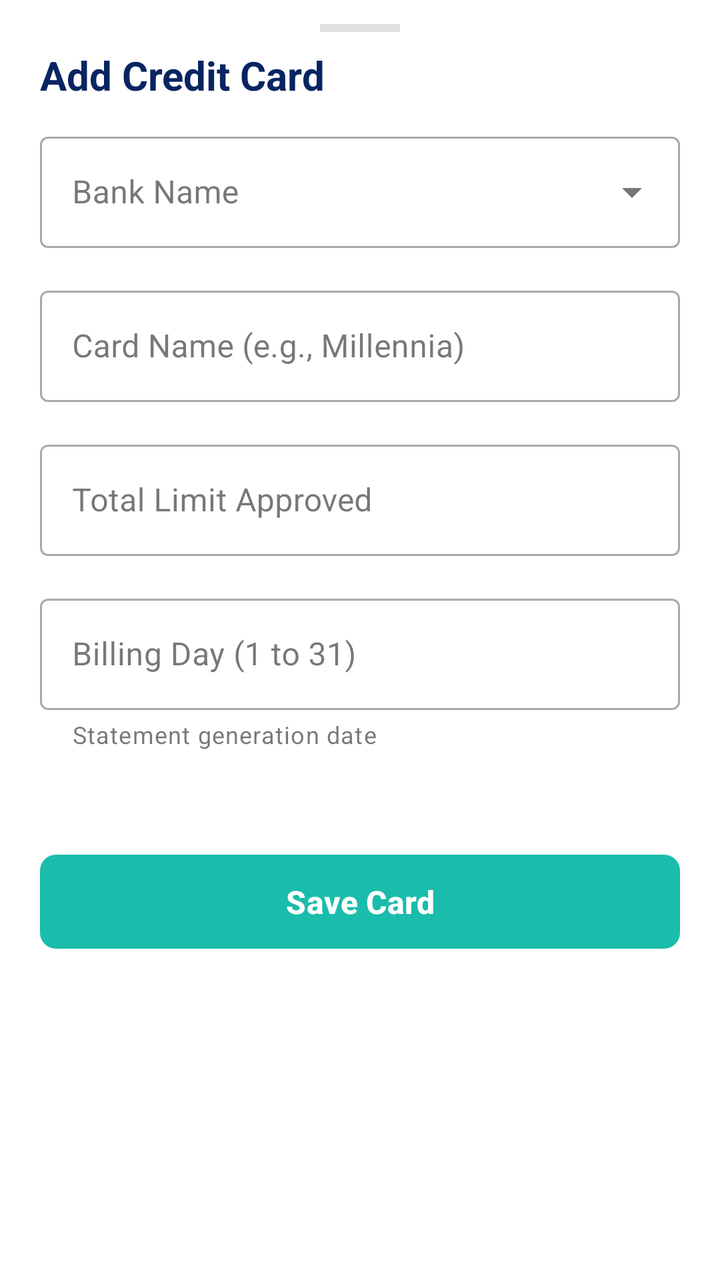
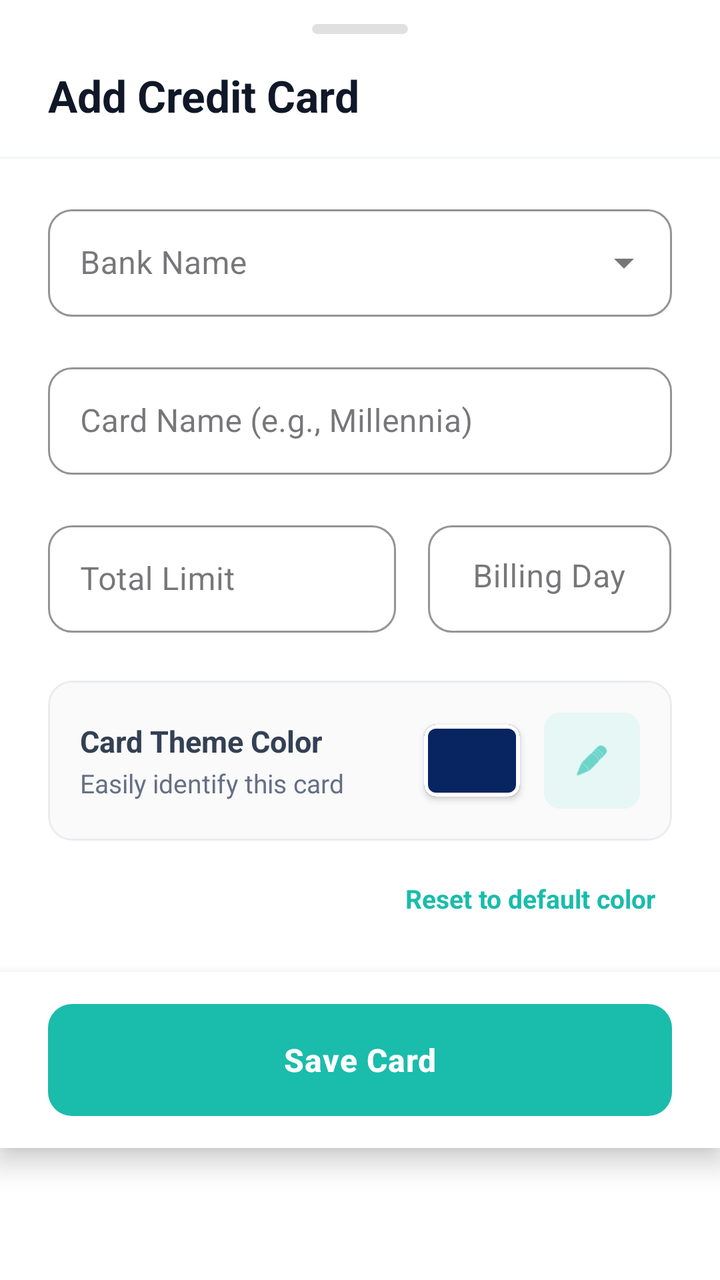

Compare the two renders of this Android layout. The source of the first and the diff that turns it into the second are given below.
<!-- AndroidManifest.xml: application theme Theme.FinTrack -->
<!-- res/layout/dialog_add_edit_card.xml -->
<?xml version="1.0" encoding="utf-8"?>
<LinearLayout
    xmlns:android="http://schemas.android.com/apk/res/android"
    xmlns:app="http://schemas.android.com/apk/res-auto"
    xmlns:tools="http://schemas.android.com/tools"
    android:layout_width="match_parent"
    android:layout_height="wrap_content"
    android:background="#FFFFFF"
    android:orientation="vertical"
    tools:ignore="HardcodedText, ContentDescription">

    
    <View
        android:layout_width="40dp"
        android:layout_height="4dp"
        android:layout_gravity="center_horizontal"
        android:layout_marginTop="12dp"
        android:layout_marginBottom="8dp"
        android:background="#E0E0E0" />

    
    <TextView
        android:id="@+id/tvCardSheetTitle"
        android:layout_width="match_parent"
        android:layout_height="wrap_content"
        android:paddingHorizontal="20dp"
        android:paddingBottom="12dp"
        android:text="Add Credit Card"
        android:textColor="#082561"
        android:textSize="20sp"
        android:textStyle="bold" />

    
    <androidx.core.widget.NestedScrollView
        android:layout_width="match_parent"
        android:layout_height="wrap_content"
        android:fillViewport="true"
        android:maxHeight="450dp">

        <LinearLayout
            android:layout_width="match_parent"
            android:layout_height="wrap_content"
            android:orientation="vertical"
            android:paddingHorizontal="20dp"
            android:paddingBottom="12dp">

            
            <com.google.android.material.textfield.TextInputLayout
                style="@style/Widget.MaterialComponents.TextInputLayout.OutlinedBox.ExposedDropdownMenu"
                android:layout_width="match_parent"
                android:layout_height="wrap_content"
                android:layout_marginBottom="16dp"
                android:hint="Bank Name">

                <com.google.android.material.textfield.MaterialAutoCompleteTextView
                    android:id="@+id/spinSheetBankName"
                    android:layout_width="match_parent"
                    android:layout_height="wrap_content"
                    android:inputType="none"
                    android:textColor="#082561" />
            </com.google.android.material.textfield.TextInputLayout>

            
            <com.google.android.material.textfield.TextInputLayout
                style="@style/Widget.MaterialComponents.TextInputLayout.OutlinedBox"
                android:layout_width="match_parent"
                android:layout_height="wrap_content"
                android:layout_marginBottom="16dp"
                android:hint="Card Name (e.g., Millennia)">

                <com.google.android.material.textfield.TextInputEditText
                    android:id="@+id/etSheetCardName"
                    android:layout_width="match_parent"
                    android:layout_height="wrap_content"
                    android:inputType="textCapWords"
                    android:textColor="#082561" />
            </com.google.android.material.textfield.TextInputLayout>

            
            <com.google.android.material.textfield.TextInputLayout
                style="@style/Widget.MaterialComponents.TextInputLayout.OutlinedBox"
                android:layout_width="match_parent"
                android:layout_height="wrap_content"
                android:layout_marginBottom="16dp"
                android:hint="Total Limit Approved"
                app:prefixText="₹ ">

                <com.google.android.material.textfield.TextInputEditText
                    android:id="@+id/etSheetTotalLimit"
                    android:layout_width="match_parent"
                    android:layout_height="wrap_content"
                    android:inputType="numberDecimal"
                    android:textColor="#082561" />
            </com.google.android.material.textfield.TextInputLayout>

            
            <com.google.android.material.textfield.TextInputLayout
                style="@style/Widget.MaterialComponents.TextInputLayout.OutlinedBox"
                android:layout_width="match_parent"
                android:layout_height="wrap_content"
                android:layout_marginBottom="16dp"
                android:hint="Billing Day (1 to 31)"
                app:helperText="Statement generation date">

                <com.google.android.material.textfield.TextInputEditText
                    android:id="@+id/etSheetBillingDay"
                    android:layout_width="match_parent"
                    android:layout_height="wrap_content"
                    android:inputType="number"
                    android:maxLength="2"
                    android:textColor="#082561" />
            </com.google.android.material.textfield.TextInputLayout>

        </LinearLayout>
    </androidx.core.widget.NestedScrollView>

    
    <LinearLayout
        android:layout_width="match_parent"
        android:layout_height="wrap_content"
        android:padding="20dp"
        android:background="#FFFFFF">

        <com.google.android.material.button.MaterialButton
            android:id="@+id/btnSheetSaveCard"
            android:layout_width="match_parent"
            android:layout_height="55dp"
            android:text="Save Card"
            android:textColor="#FFFFFF"
            android:textSize="16sp"
            android:textStyle="bold"
            app:backgroundTint="#1abcab"
            app:cornerRadius="8dp" />
    </LinearLayout>

</LinearLayout>
<!-- resources referenced by this layout -->
<resources>
  <style name="Theme.FinTrack" parent="Base.Theme.FinTrack" />
  <style name="Base.Theme.FinTrack" parent="Theme.Material3.Light.NoActionBar">
          
          <item name="colorPrimary">#082561</item>
          <item name="colorSecondary">#1ABCAB</item>
  
          
          <item name="android:windowLightStatusBar">true</item>
          <item name="android:statusBarColor">#FFFFFF</item>
      </style>
</resources>

<!-- the commit's change to res/layout/dialog_add_edit_card.xml (unified diff, before → after) -->
@@ -10,38 +10,49 @@
     tools:ignore="HardcodedText, ContentDescription">
 
     
-    <View
-        android:layout_width="40dp"
-        android:layout_height="4dp"
+    <com.google.android.material.card.MaterialCardView
+        android:layout_width="48dp"
+        android:layout_height="5dp"
         android:layout_gravity="center_horizontal"
         android:layout_marginTop="12dp"
-        android:layout_marginBottom="8dp"
-        android:background="#E0E0E0" />
+        android:layout_marginBottom="16dp"
+        app:cardBackgroundColor="#E0E0E0"
+        app:cardCornerRadius="2.5dp"
+        app:cardElevation="0dp"
+        app:strokeWidth="0dp" />
 
     
     <TextView
         android:id="@+id/tvCardSheetTitle"
         android:layout_width="match_parent"
         android:layout_height="wrap_content"
-        android:paddingHorizontal="20dp"
-        android:paddingBottom="12dp"
+        android:paddingHorizontal="24dp"
+        android:paddingBottom="16dp"
         android:text="Add Credit Card"
-        android:textColor="#082561"
-        android:textSize="20sp"
+        android:textColor="#101828"
+        android:textSize="22sp"
         android:textStyle="bold" />
+
+    
+    <View
+        android:layout_width="match_parent"
+        android:layout_height="1dp"
+        android:background="#F2F4F7" />
 
     
     <androidx.core.widget.NestedScrollView
         android:layout_width="match_parent"
         android:layout_height="wrap_content"
         android:fillViewport="true"
-        android:maxHeight="450dp">
+        android:overScrollMode="never"
+        android:maxHeight="550dp">
 
         <LinearLayout
             android:layout_width="match_parent"
             android:layout_height="wrap_content"
             android:orientation="vertical"
-            android:paddingHorizontal="20dp"
+            android:paddingHorizontal="24dp"
+            android:paddingTop="20dp"
             android:paddingBottom="12dp">
 
             
@@ -49,15 +60,24 @@
                 style="@style/Widget.MaterialComponents.TextInputLayout.OutlinedBox.ExposedDropdownMenu"
                 android:layout_width="match_parent"
                 android:layout_height="wrap_content"
-                android:layout_marginBottom="16dp"
-                android:hint="Bank Name">
+                android:layout_marginBottom="20dp"
+                android:hint="Bank Name"
+                app:boxCornerRadiusBottomEnd="12dp"
+                app:boxCornerRadiusBottomStart="12dp"
+                app:boxCornerRadiusTopEnd="12dp"
+                app:boxCornerRadiusTopStart="12dp"
+                app:boxStrokeColor="#1abcab"
+                app:hintTextColor="#1abcab">
 
                 <com.google.android.material.textfield.MaterialAutoCompleteTextView
                     android:id="@+id/spinSheetBankName"
                     android:layout_width="match_parent"
                     android:layout_height="wrap_content"
                     android:inputType="none"
-                    android:textColor="#082561" />
+                    android:paddingTop="16dp"
+                    android:paddingBottom="16dp"
+                    android:textColor="#101828"
+                    android:textSize="16sp" />
             </com.google.android.material.textfield.TextInputLayout>
 
             
@@ -65,51 +85,182 @@
                 style="@style/Widget.MaterialComponents.TextInputLayout.OutlinedBox"
                 android:layout_width="match_parent"
                 android:layout_height="wrap_content"
-                android:layout_marginBottom="16dp"
-                android:hint="Card Name (e.g., Millennia)">
+                android:layout_marginBottom="20dp"
+                android:hint="Card Name (e.g., Millennia)"
+                app:boxCornerRadiusBottomEnd="12dp"
+                app:boxCornerRadiusBottomStart="12dp"
+                app:boxCornerRadiusTopEnd="12dp"
+                app:boxCornerRadiusTopStart="12dp"
+                app:boxStrokeColor="#1abcab"
+                app:hintTextColor="#1abcab">
 
                 <com.google.android.material.textfield.TextInputEditText
                     android:id="@+id/etSheetCardName"
                     android:layout_width="match_parent"
                     android:layout_height="wrap_content"
                     android:inputType="textCapWords"
-                    android:textColor="#082561" />
+                    android:paddingTop="16dp"
+                    android:paddingBottom="16dp"
+                    android:textColor="#101828"
+                    android:textSize="16sp" />
             </com.google.android.material.textfield.TextInputLayout>
 
             
-            <com.google.android.material.textfield.TextInputLayout
-                style="@style/Widget.MaterialComponents.TextInputLayout.OutlinedBox"
-                android:layout_width="match_parent"
-                android:layout_height="wrap_content"
-                android:layout_marginBottom="16dp"
-                android:hint="Total Limit Approved"
-                app:prefixText="₹ ">
-
-                <com.google.android.material.textfield.TextInputEditText
-                    android:id="@+id/etSheetTotalLimit"
+            <LinearLayout
+                android:layout_width="match_parent"
+                android:layout_height="wrap_content"
+                android:orientation="horizontal"
+                android:baselineAligned="false"
+                android:layout_marginBottom="24dp">
+
+                
+                <com.google.android.material.textfield.TextInputLayout
+                    style="@style/Widget.MaterialComponents.TextInputLayout.OutlinedBox"
+                    android:layout_width="0dp"
+                    android:layout_height="wrap_content"
+                    android:layout_weight="1"
+                    android:layout_marginEnd="8dp"
+                    android:hint="Total Limit"
+                    app:prefixText="₹ "
+                    app:prefixTextColor="#667085"
+                    app:boxCornerRadiusBottomEnd="12dp"
+                    app:boxCornerRadiusBottomStart="12dp"
+                    app:boxCornerRadiusTopEnd="12dp"
+                    app:boxCornerRadiusTopStart="12dp"
+                    app:boxStrokeColor="#1abcab"
+                    app:hintTextColor="#1abcab">
+
+                    <com.google.android.material.textfield.TextInputEditText
+                        android:id="@+id/etSheetTotalLimit"
+                        android:layout_width="match_parent"
+                        android:layout_height="wrap_content"
+                        android:inputType="numberDecimal"
+                        android:paddingTop="16dp"
+                        android:paddingBottom="16dp"
+                        android:textColor="#101828"
+                        android:textSize="16sp" />
+                </com.google.android.material.textfield.TextInputLayout>
+
+                
+                <com.google.android.material.textfield.TextInputLayout
+                    style="@style/Widget.MaterialComponents.TextInputLayout.OutlinedBox"
+                    android:layout_width="0dp"
+                    android:layout_height="wrap_content"
+                    android:layout_weight="0.7"
+                    android:layout_marginStart="8dp"
+                    android:hint="Billing Day"
+                    app:suffixText="/ 31"
+                    app:suffixTextColor="#98A2B3"
+                    app:boxCornerRadiusBottomEnd="12dp"
+                    app:boxCornerRadiusBottomStart="12dp"
+                    app:boxCornerRadiusTopEnd="12dp"
+                    app:boxCornerRadiusTopStart="12dp"
+                    app:boxStrokeColor="#1abcab"
+                    app:hintTextColor="#1abcab">
+
+                    <com.google.android.material.textfield.TextInputEditText
+                        android:id="@+id/etSheetBillingDay"
+                        android:layout_width="match_parent"
+                        android:layout_height="wrap_content"
+                        android:inputType="number"
+                        android:maxLength="2"
+                        android:paddingTop="16dp"
+                        android:paddingBottom="16dp"
+                        android:textColor="#101828"
+                        android:textSize="16sp"
+                        android:gravity="center_horizontal" />
+                </com.google.android.material.textfield.TextInputLayout>
+
+            </LinearLayout>
+
+            
+            <com.google.android.material.card.MaterialCardView
+                android:layout_width="match_parent"
+                android:layout_height="wrap_content"
+                android:layout_marginBottom="12dp"
+                app:cardBackgroundColor="#FAFAFA"
+                app:cardCornerRadius="12dp"
+                app:cardElevation="0dp"
+                app:strokeColor="#EAECF0"
+                app:strokeWidth="1dp">
+
+                <LinearLayout
                     android:layout_width="match_parent"
                     android:layout_height="wrap_content"
-                    android:inputType="numberDecimal"
-                    android:textColor="#082561" />
-            </com.google.android.material.textfield.TextInputLayout>
-
-            
-            <com.google.android.material.textfield.TextInputLayout
-                style="@style/Widget.MaterialComponents.TextInputLayout.OutlinedBox"
-                android:layout_width="match_parent"
-                android:layout_height="wrap_content"
-                android:layout_marginBottom="16dp"
-                android:hint="Billing Day (1 to 31)"
-                app:helperText="Statement generation date">
-
-                <com.google.android.material.textfield.TextInputEditText
-                    android:id="@+id/etSheetBillingDay"
-                    android:layout_width="match_parent"
-                    android:layout_height="wrap_content"
-                    android:inputType="number"
-                    android:maxLength="2"
-                    android:textColor="#082561" />
-            </com.google.android.material.textfield.TextInputLayout>
+                    android:orientation="horizontal"
+                    android:padding="16dp"
+                    android:gravity="center_vertical">
+
+                    <LinearLayout
+                        android:layout_width="0dp"
+                        android:layout_height="wrap_content"
+                        android:layout_weight="1"
+                        android:orientation="vertical">
+
+                        <TextView
+                            android:layout_width="wrap_content"
+                            android:layout_height="wrap_content"
+                            android:text="Card Theme Color"
+                            android:textColor="#344054"
+                            android:textSize="15sp"
+                            android:textStyle="bold"
+                            android:layout_marginBottom="2dp" />
+
+                        <TextView
+                            android:layout_width="wrap_content"
+                            android:layout_height="wrap_content"
+                            android:text="Easily identify this card"
+                            android:textColor="#667085"
+                            android:textSize="13sp" />
+                    </LinearLayout>
+
+                    
+                    <com.google.android.material.card.MaterialCardView
+                        android:id="@+id/cardColorPreview"
+                        android:layout_width="48dp"
+                        android:layout_height="36dp"
+                        android:layout_marginEnd="12dp"
+                        app:cardBackgroundColor="#082561"
+                        app:cardCornerRadius="6dp"
+                        app:cardElevation="2dp"
+                        app:strokeColor="#FFFFFF"
+                        app:strokeWidth="2dp" />
+
+                    
+                    <com.google.android.material.button.MaterialButton
+                        android:id="@+id/btnPickColor"
+                        style="@style/Widget.MaterialComponents.Button.UnelevatedButton"
+                        android:layout_width="48dp"
+                        android:layout_height="48dp"
+                        android:insetLeft="0dp"
+                        android:insetTop="0dp"
+                        android:insetRight="0dp"
+                        android:insetBottom="0dp"
+                        app:icon="@android:drawable/ic_menu_edit"
+                        app:iconPadding="0dp"
+                        app:iconGravity="textStart"
+                        app:iconTint="#1abcab"
+                        app:backgroundTint="#E6F7F5"
+                        app:cornerRadius="8dp" />
+
+                </LinearLayout>
+            </com.google.android.material.card.MaterialCardView>
+
+            
+            <TextView
+                android:id="@+id/btnResetColor"
+                android:layout_width="wrap_content"
+                android:layout_height="wrap_content"
+                android:layout_gravity="end"
+                android:text="Reset to default color"
+                android:textColor="#1abcab"
+                android:textSize="13sp"
+                android:textStyle="bold"
+                android:padding="8dp"
+                android:background="?attr/selectableItemBackground"
+                android:clickable="true"
+                android:focusable="true"
+                android:layout_marginBottom="8dp"/>
 
         </LinearLayout>
     </androidx.core.widget.NestedScrollView>
@@ -118,19 +269,24 @@
     <LinearLayout
         android:layout_width="match_parent"
         android:layout_height="wrap_content"
-        android:padding="20dp"
-        android:background="#FFFFFF">
+        android:background="#FFFFFF"
+        android:elevation="8dp"
+        android:paddingHorizontal="24dp"
+        android:paddingVertical="16dp">
 
         <com.google.android.material.button.MaterialButton
             android:id="@+id/btnSheetSaveCard"
             android:layout_width="match_parent"
-            android:layout_height="55dp"
+            android:layout_height="56dp"
+            android:insetTop="0dp"
+            android:insetBottom="0dp"
             android:text="Save Card"
             android:textColor="#FFFFFF"
             android:textSize="16sp"
+            android:letterSpacing="0.02"
             android:textStyle="bold"
             app:backgroundTint="#1abcab"
-            app:cornerRadius="8dp" />
+            app:cornerRadius="12dp" />
     </LinearLayout>
 
 </LinearLayout>
